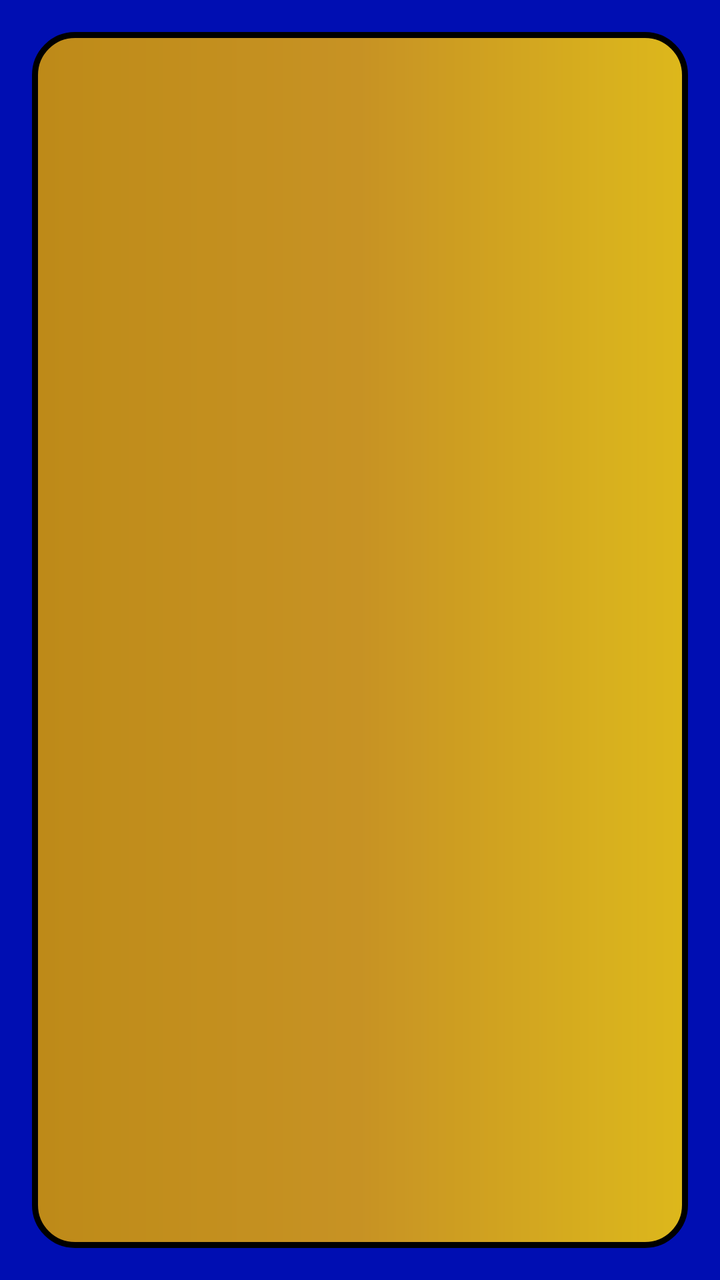
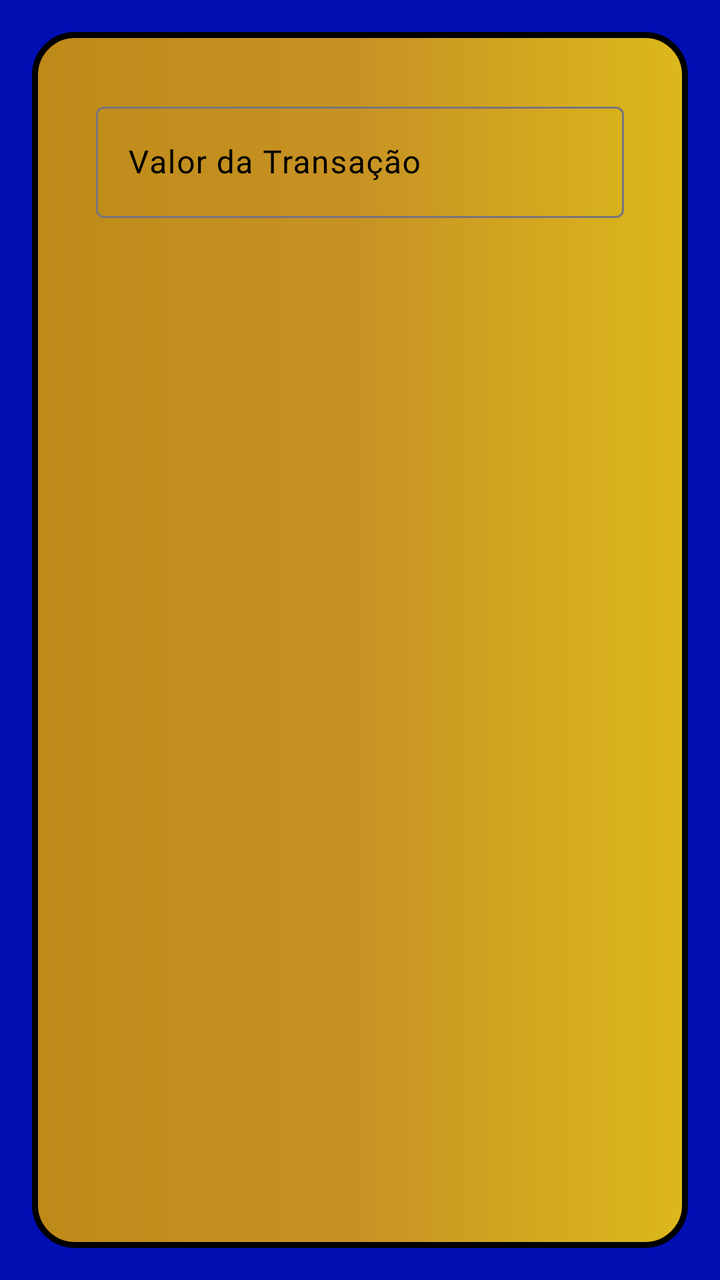

An Android layout rendered at two revisions. The XML below is the earlier revision; the diff shows what the commit changed to produce the second picture.
<!-- AndroidManifest.xml: application theme Theme.PoupaDev -->
<!-- res/layout/activity_transacoes.xml -->
<?xml version="1.0" encoding="utf-8"?>
<androidx.constraintlayout.widget.ConstraintLayout xmlns:android="http://schemas.android.com/apk/res/android"
    xmlns:app="http://schemas.android.com/apk/res-auto"
    xmlns:tools="http://schemas.android.com/tools"
    android:id="@+id/main"
    android:layout_width="match_parent"
    android:layout_height="match_parent"
    android:background="@color/fundoPrincipal"
    tools:context=".Transacoes">

    <androidx.constraintlayout.widget.ConstraintLayout
        android:layout_width="0dp"
        android:layout_height="0dp"
        android:layout_marginStart="16dp"
        android:layout_marginTop="16dp"
        android:layout_marginEnd="16dp"
        android:layout_marginBottom="16dp"
        android:background="@drawable/borda"
        app:layout_constraintBottom_toBottomOf="parent"
        app:layout_constraintEnd_toEndOf="parent"
        app:layout_constraintStart_toStartOf="parent"
        app:layout_constraintTop_toTopOf="parent">

    </androidx.constraintlayout.widget.ConstraintLayout>
</androidx.constraintlayout.widget.ConstraintLayout>
<!-- resources referenced by this layout -->
<resources>
  <color name="fundoPrincipal">#000eb2</color>
  <!-- drawable borda (drawable) -->
  <?xml version="1.0" encoding="utf-8"?>
  <shape xmlns:android="http://schemas.android.com/apk/res/android">
      <gradient
          android:startColor="@color/corInicio"
          android:centerColor="@color/corMeio"
          android:endColor="@color/corFim"
      />
      <stroke
              android:width="3dp"
              android:color="@color/black"
      />
      <corners
          android:radius="20dp"
      />
  </shape>
  <style name="Theme.PoupaDev" parent="Base.Theme.PoupaDev" />
  <color name="corInicio">#DDdb9d00</color>
  <color name="corMeio">#CCf9b300</color>
  <color name="corFim">#DDffd204</color>
  <color name="black">#FF000000</color>
  <style name="Base.Theme.PoupaDev" parent="Theme.Material3.DayNight.NoActionBar">
          
          
      </style>
</resources>

<!-- the commit's change to res/layout/activity_transacoes.xml (unified diff, before → after) -->
@@ -21,5 +21,22 @@
         app:layout_constraintStart_toStartOf="parent"
         app:layout_constraintTop_toTopOf="parent">
 
+        <com.google.android.material.textfield.TextInputLayout
+            android:layout_width="0dp"
+            android:layout_height="wrap_content"
+            android:layout_marginStart="32dp"
+            android:layout_marginTop="32dp"
+            android:layout_marginEnd="32dp"
+            android:hint="Valor da Transação"
+            android:textColorHint="@color/black"
+            app:layout_constraintEnd_toEndOf="parent"
+            app:layout_constraintStart_toStartOf="parent"
+            app:layout_constraintTop_toTopOf="parent">
+
+            <com.google.android.material.textfield.TextInputEditText
+                android:layout_width="match_parent"
+                android:layout_height="wrap_content"
+                android:textColorHint="@color/black" />
+        </com.google.android.material.textfield.TextInputLayout>
     </androidx.constraintlayout.widget.ConstraintLayout>
 </androidx.constraintlayout.widget.ConstraintLayout>
